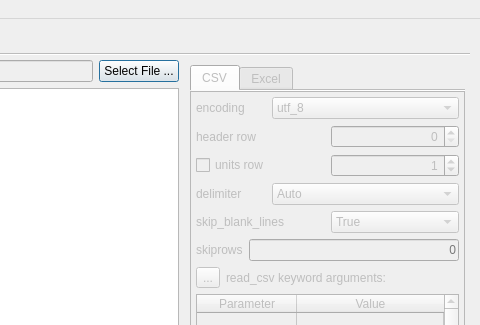
First picture: the form in colliderscope.ui, repository kevinanewman/colliderscope2024, before the edit; both pictures show x 575 to 1055 and y 0 to 325 of the 1055 by 832 pixel window.
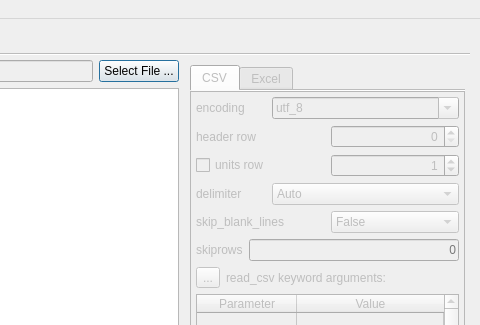
Second picture: the form after the edit. Icons and pictures are not drawn. Custom widgets are drawn as their Qt base class.

Commit message: revised input file error/preview handling added cp437 encoding type for 514 dyno... work in progress

What changed in the file:
```diff
--- a/colliderscope.ui
+++ b/colliderscope.ui
@@ -397,6 +397,9 @@
                           <height>16777215</height>
                          </size>
                         </property>
+                        <property name="editable">
+                         <bool>true</bool>
+                        </property>
                         <property name="currentIndex">
                          <number>0</number>
                         </property>
@@ -565,11 +568,6 @@
                       </item>
                       <item>
                        <widget class="QComboBox" name="import_csv_skip_blank_lines_comboBox">
-                        <item>
-                         <property name="text">
-                          <string>True</string>
-                         </property>
-                        </item>
                         <item>
                          <property name="text">
                           <string>False</string>
```
Left out of the diff: 10 changed lines with no effect on the pictures. The commit also changes 2 other files.
